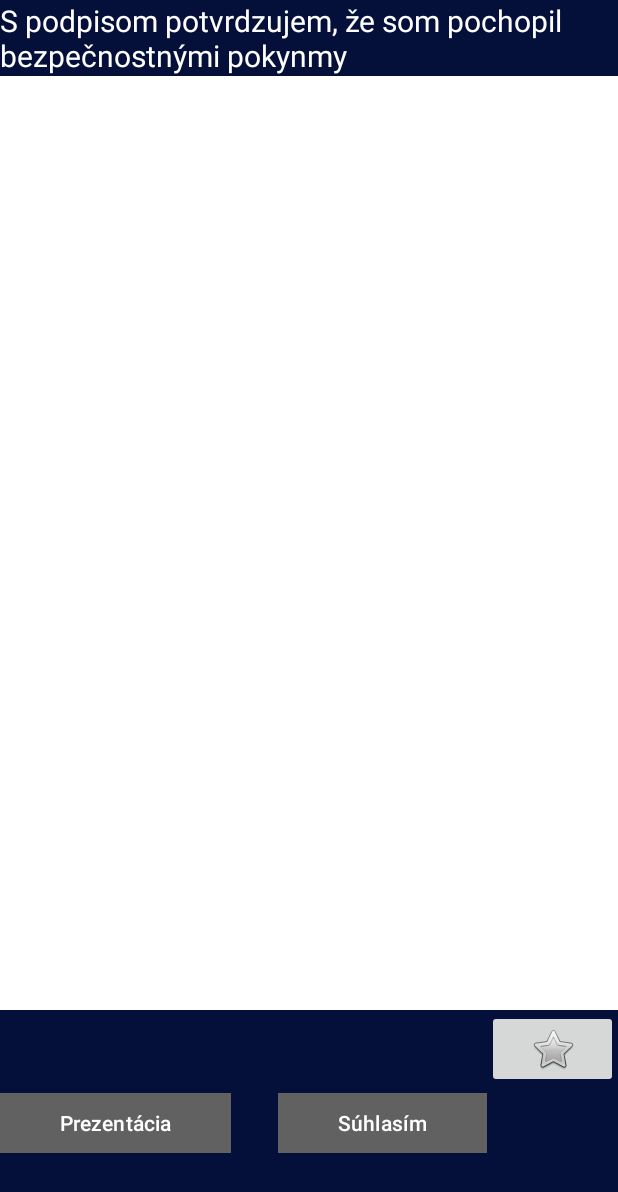
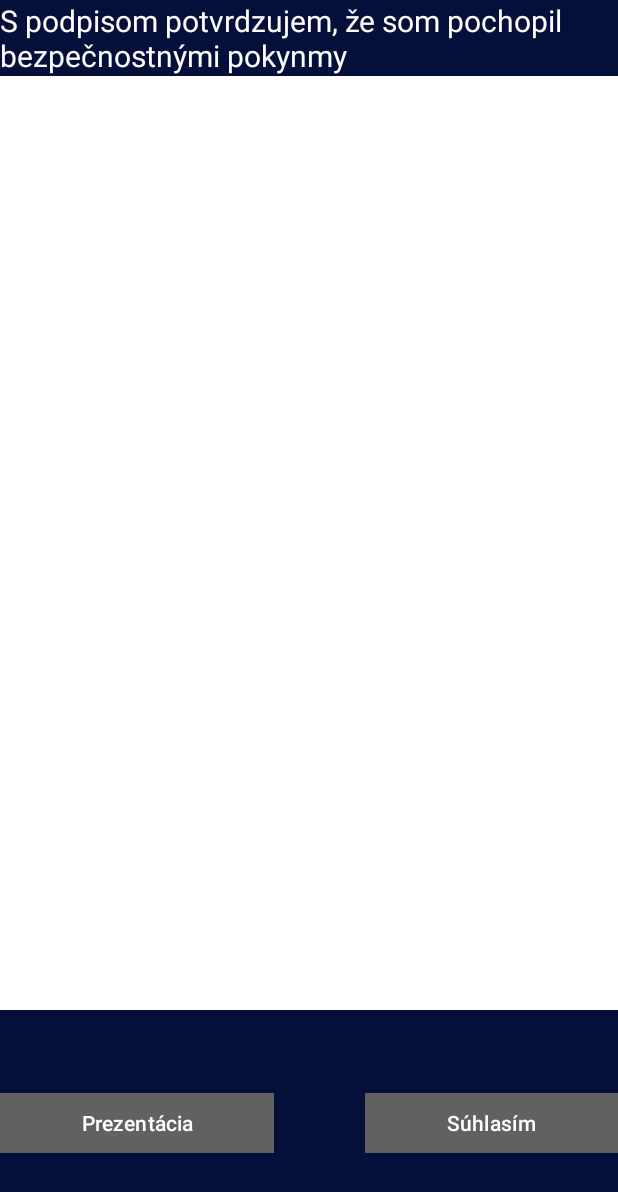
Before and after one commit to TIS2023-FMFI/navstevy, an Android app: the ConfirmationFragment screen opened through its navigation route, on a phone screen of 412 x 824 dp. Shown: the top 1192 px of the screen. Run offline under Robolectric (Android 15) with nearby library versions, the phone set to English and light mode, and no system bars.

Commit message:
Add swiping to presentation, update text and images

```diff
--- a/src/TabletApp/app/build.gradle.kts
+++ b/src/TabletApp/app/build.gradle.kts
@@ -15,7 +15,7 @@ android {
 
     defaultConfig {
         applicationId = "com.example.safety_presentation"
-        minSdk = 33
+        minSdk = 26
         targetSdk = 33
         versionCode = 1
         versionName = "1.0"
--- a/src/TabletApp/app/src/main/java/com/example/safety_presentation/ConfirmationFragment.kt
+++ b/src/TabletApp/app/src/main/java/com/example/safety_presentation/ConfirmationFragment.kt
@@ -47,7 +47,6 @@ class ConfirmationFragment : Fragment() {
                 val action = ConfirmationFragmentDirections.actionConfirmationFragmentToTextFragment()
                 action.message = "con"
                 mainActivity.communication.send_signature(resizeBitmap(bitmap, 0.25f))
-                imageButton3.setImageBitmap(bitmap)
                 Navigation.findNavController(it).navigate(action)
             }
         }
--- a/src/TabletApp/app/src/main/java/com/example/safety_presentation/MainActivity.kt
+++ b/src/TabletApp/app/src/main/java/com/example/safety_presentation/MainActivity.kt
@@ -19,8 +19,8 @@ class MainActivity : AppCompatActivity() {
     override fun onCreate(savedInstanceState: Bundle?) {
         super.onCreate(savedInstanceState)
         setContentView(R.layout.activity_main)
+        imageCreation()
         StrictMode.setThreadPolicy(StrictMode.ThreadPolicy.Builder().permitNetwork().build())
-
     }
 
     fun imageCreation(){
--- a/src/TabletApp/app/src/main/java/com/example/safety_presentation/RatingFragment.kt
+++ b/src/TabletApp/app/src/main/java/com/example/safety_presentation/RatingFragment.kt
@@ -72,7 +72,7 @@ class RatingFragment : Fragment() {
         if (mainActivity.languageInUse == "sk"){
             mainActivity.languageInUse = "en"
             bind.imageButton2.setImageBitmap(en)
-            bind.textView3.text = "Please rate us!"
+            bind.textView3.text = "Please rate your experience!"
 
         }
         else{
--- a/src/TabletApp/app/src/main/java/com/example/safety_presentation/TextFragment.kt
+++ b/src/TabletApp/app/src/main/java/com/example/safety_presentation/TextFragment.kt
@@ -43,7 +43,7 @@ class TextFragment : Fragment() {
                 bind.tv.text = "We have notified the employee of the wrongly inputed data"
             }
             else{
-                bind.tv.text = "Informovali sme zamestnanca ohladom zle zadaných dát"
+                bind.tv.text = "Informovali sme zamestnanca ohľadom zle zadaných dát"
             }
         }
         val timer = Timer()
--- a/src/TabletApp/app/src/main/res/layout/fragment_checking.xml
+++ b/src/TabletApp/app/src/main/res/layout/fragment_checking.xml
@@ -20,7 +20,8 @@
             android:layout_weight="1"
             android:gravity="center"
             android:text="TextView"
-            android:textColor="#FFFFFF" />
+            android:textColor="#FFFFFF"
+            android:textSize="24sp" />
 
         <LinearLayout
             android:layout_width="match_parent"
--- a/src/TabletApp/app/src/main/res/layout/fragment_confirmation.xml
+++ b/src/TabletApp/app/src/main/res/layout/fragment_confirmation.xml
@@ -60,13 +60,6 @@
                 android:textColor="#FFFFFF"
                 app:cornerRadius="0dp" />
 
-            <ImageButton
-                android:id="@+id/imageButton3"
-                android:layout_width="wrap_content"
-                android:layout_height="wrap_content"
-                android:layout_weight="1"
-                android:src="@android:drawable/btn_star" />
-
         </LinearLayout>
     </LinearLayout>
 
--- a/src/TabletApp/app/src/main/res/navigation/navigation_graph.xml
+++ b/src/TabletApp/app/src/main/res/navigation/navigation_graph.xml
@@ -50,6 +50,9 @@
         <action
             android:id="@+id/action_presentationFragment_to_confirmationFragment"
             app:destination="@id/confirmationFragment" />
+        <action
+            android:id="@+id/action_presentationFragment_to_screenSaverFragment"
+            app:destination="@id/screenSaverFragment" />
     </fragment>
     <fragment
         android:id="@+id/ratingFragment"
```
Also changed, not shown: src/TabletApp/app/src/main/java/com/example/safety_presentation/CheckingFragment.kt (+10 -3 lines), src/TabletApp/app/src/main/java/com/example/safety_presentation/PresentationFragment.kt (+30 -1 lines), src/TabletApp/app/src/main/res/drawable/a.png, src/TabletApp/app/src/main/res/drawable/e.png, src/TabletApp/app/src/main/res/drawable/g.png, src/TabletApp/app/src/main/res/drawable/i.png, src/TabletApp/app/src/main/res/drawable/m.png, 1 other file.
